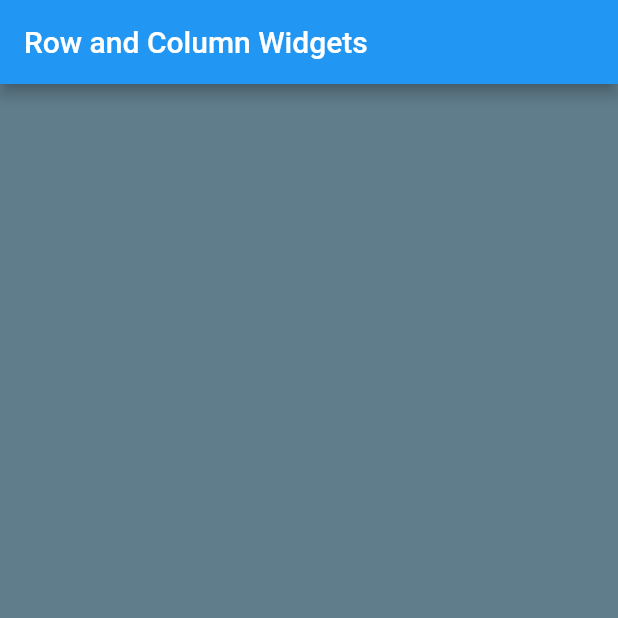
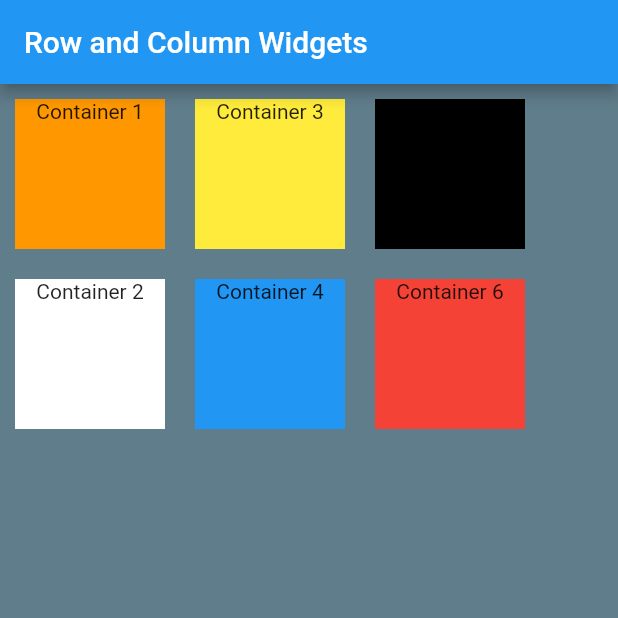
Before and after one commit to tcloutier4/flutterapp01_thomascloutier, a Flutter app: the screen it shows after launch, on a phone screen of 412 x 824 dp, the top half of it. Run offline on Flutter 3.47's test engine with Material 2 defaults, Android fonts, the phone set to English and light mode, and no system bars.

Commit message:
Rows/Columns created + base containers

```diff
--- a/lib/main.dart
+++ b/lib/main.dart
@@ -14,6 +14,31 @@ class MyApp extends StatelessWidget {
         appBar: AppBar(
           title: Text('Row and Column Widgets'),
         ),
+        body: Container(
+            child: Row(
+          children: [
+            Column(
+              children: [
+                Container(
+                  child: ContainerName('Container 1', Colors.orange),
+                ),
+                Container(child: ContainerName('Container 2', Colors.white))
+              ],
+            ),
+            Column(
+              children: [
+                ContainerName('Container 3', Colors.yellow),
+                ContainerName('Container 4', Colors.blue)
+              ],
+            ),
+            Column(
+              children: [
+                ContainerName('Container 5', Colors.black),
+                ContainerName('Container 6', Colors.red)
+              ],
+            ),
+          ],
+        )),
       ),
     );
   }
```
